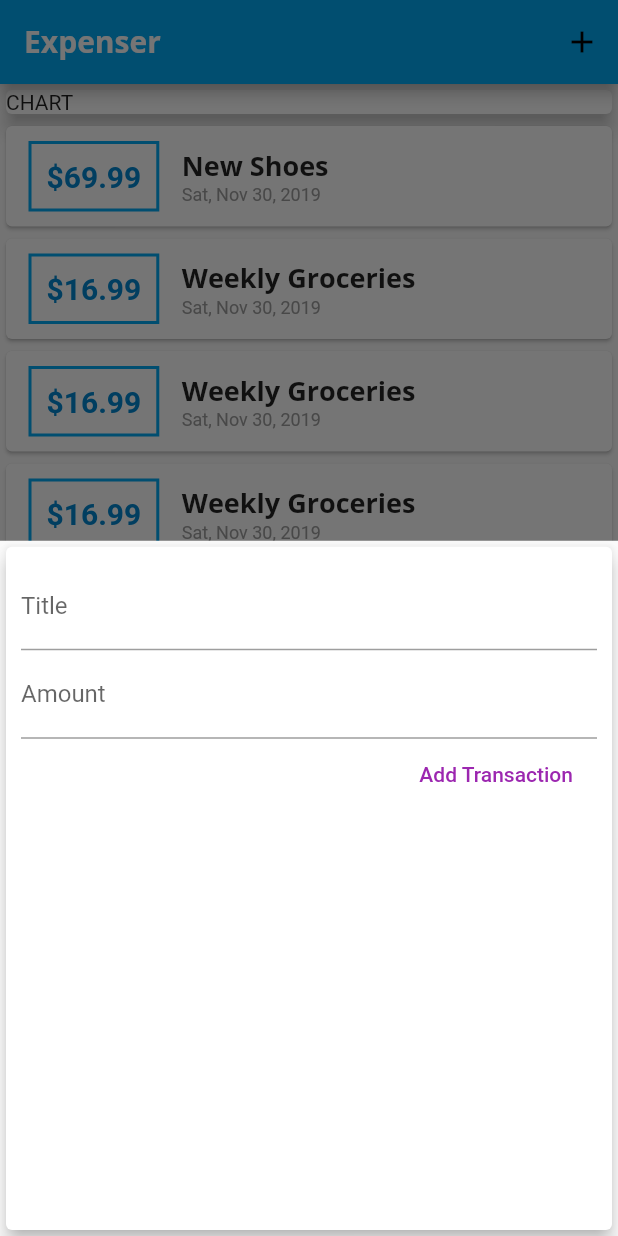
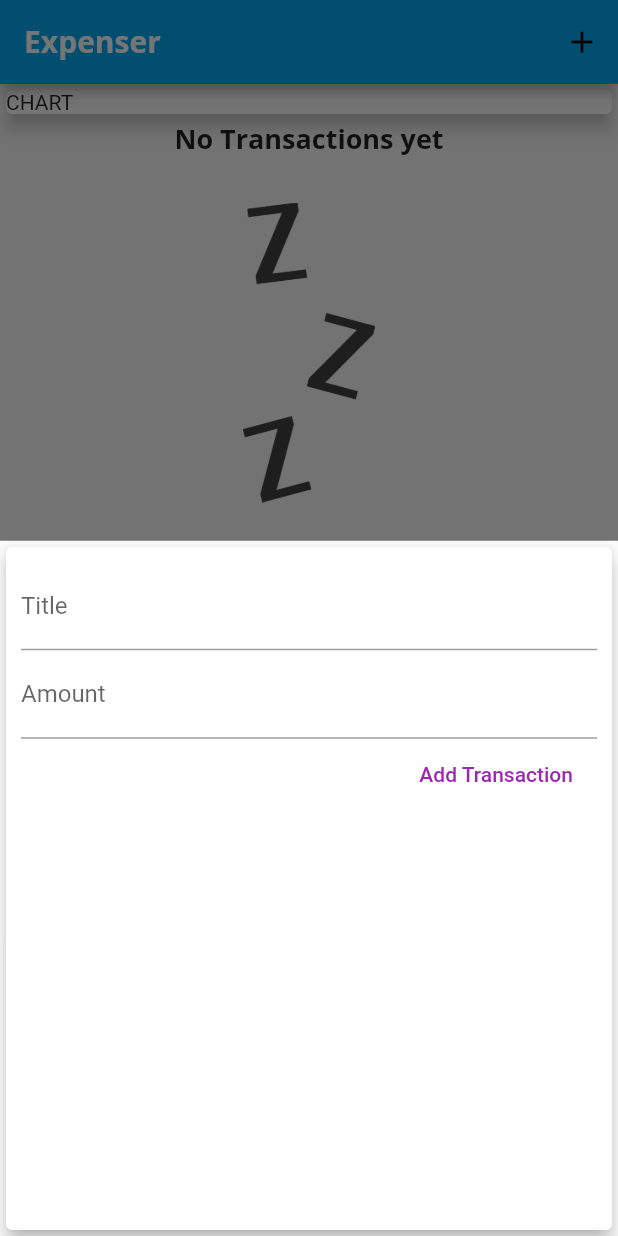
Before and after one commit to darshangit/flutter-app2-expense, a Flutter app: the screen it shows after launch, after a tap on the "add" icon, on a phone screen of 412 x 824 dp. Run offline on Flutter 3.47's test engine with Material 2 defaults, Android fonts, the phone set to English and light mode, and no system bars.

Commit message:
Images shown when no transaction present

```diff
--- a/lib/main.dart
+++ b/lib/main.dart
@@ -37,33 +37,33 @@ class MyHomePage extends StatefulWidget {
 
 class _MyHomePageState extends State<MyHomePage> {
   final List<Transaction> _userTransactions = [
-    Transaction(
-        id: 't1', title: 'New Shoes', amount: 69.99, date: DateTime.now()),
-    Transaction(
-        id: 't2',
-        title: 'Weekly Groceries',
-        amount: 16.99,
-        date: DateTime.now()),
-    Transaction(
-        id: 't3',
-        title: 'Weekly Groceries',
-        amount: 16.99,
-        date: DateTime.now()),
-    Transaction(
-        id: 't4',
-        title: 'Weekly Groceries',
-        amount: 16.99,
-        date: DateTime.now()),
-    Transaction(
-        id: 't5',
-        title: 'Weekly Groceries',
-        amount: 16.99,
-        date: DateTime.now()),
-    Transaction(
-        id: 't6',
-        title: 'Weekly Groceries',
-        amount: 16.99,
-        date: DateTime.now())
+    // Transaction(
+    //     id: 't1', title: 'New Shoes', amount: 69.99, date: DateTime.now()),
+    // Transaction(
+    //     id: 't2',
+    //     title: 'Weekly Groceries',
+    //     amount: 16.99,
+    //     date: DateTime.now()),
+    // Transaction(
+    //     id: 't3',
+    //     title: 'Weekly Groceries',
+    //     amount: 16.99,
+    //     date: DateTime.now()),
+    // Transaction(
+    //     id: 't4',
+    //     title: 'Weekly Groceries',
+    //     amount: 16.99,
+    //     date: DateTime.now()),
+    // Transaction(
+    //     id: 't5',
+    //     title: 'Weekly Groceries',
+    //     amount: 16.99,
+    //     date: DateTime.now()),
+    // Transaction(
+    //     id: 't6',
+    //     title: 'Weekly Groceries',
+    //     amount: 16.99,
+    //     date: DateTime.now())
   ];
 
   void _addNewTransaction(String title, String amount) {
--- a/lib/widgets/transaction_list.dart
+++ b/lib/widgets/transaction_list.dart
@@ -11,13 +11,27 @@ class TransactionList extends StatelessWidget {
   Widget build(BuildContext context) {
     return Container(
         height: 500,
-        child: ListView.builder(
+        child: transactions.isEmpty
+            ? Column(
+                children: <Widget>[
+                  Text(
+                    'No Transactions yet',
+                    style: Theme.of(context).textTheme.title,
+                  ),
+                  SizedBox(height: 30,),
+                  Container(
+                    height: 200,
+                    child: Image.asset('assets/images/waiting.png', fit: BoxFit.cover,))
+                ],
+              )
+            : ListView.builder(
                 itemBuilder: (ctx, index) {
                   return Card(
                       child: Row(
                     children: <Widget>[
                       Container(
-                    margin: EdgeInsets.symmetric(vertical: 10, horizontal: 15),
+                          margin: EdgeInsets.symmetric(
+                              vertical: 10, horizontal: 15),
                           decoration: BoxDecoration(
                               border: Border.all(
                             color: Theme.of(context).primaryColor,
@@ -36,11 +50,11 @@ class TransactionList extends StatelessWidget {
                         children: <Widget>[
                           Text(
                             transactions[index].title,
-                      style:
-                          Theme.of(context).textTheme.title,
+                            style: Theme.of(context).textTheme.title,
                           ),
                           Text(
-                      DateFormat.yMMMEd().format(transactions[index].date),
+                            DateFormat.yMMMEd()
+                                .format(transactions[index].date),
                             style: TextStyle(fontSize: 12, color: Colors.grey),
                           )
                         ],
--- a/pubspec.yaml
+++ b/pubspec.yaml
@@ -41,8 +41,8 @@ flutter:
   uses-material-design: true
 
   # To add assets to your application, add an assets section, like this:
-  # assets:
-  #  - images/a_dot_burr.jpeg
+  assets:
+   - assets/images/waiting.png
   #  - images/a_dot_ham.jpeg
 
   # An image asset can refer to one or more resolution-specific "variants", see
```
Also changed, not shown: assets/images/waiting.png (added). Lines whose indentation alone changed are shown as unchanged.
